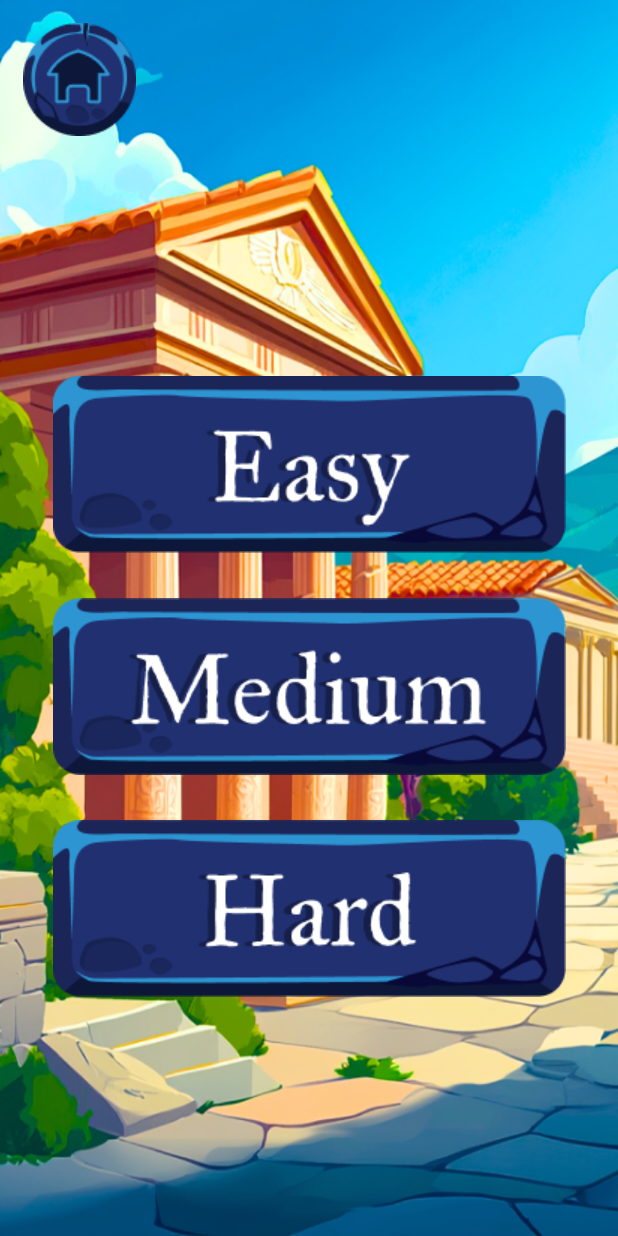
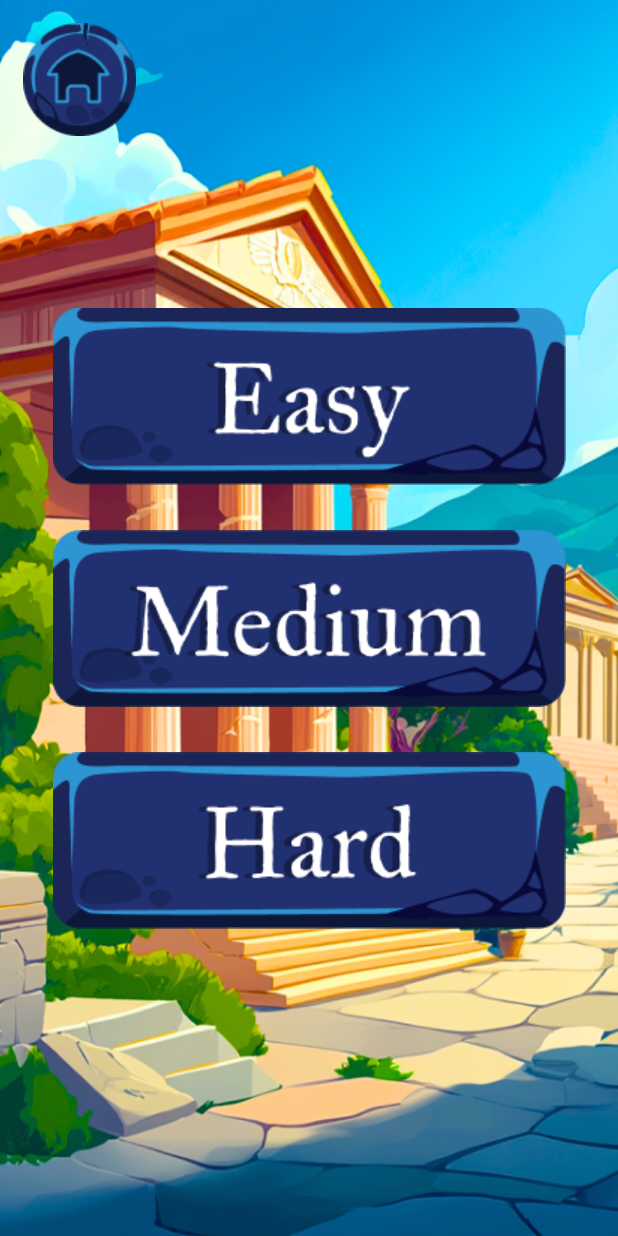
Before and after one commit to V-34-10/God-power, an Android app: the layout activity_level.xml on its own in the app's theme, with its tools: preview values and no code run, on a phone screen of 412 x 824 dp. Run offline under Robolectric (Android 15) with nearby library versions, the phone set to English and light mode, and no system bars; Roboto replaces fonts that are not available here.

Commit message:
UI LevelsActivity: fix size block levels

```diff
--- a/app/src/main/res/layout/activity_level.xml
+++ b/app/src/main/res/layout/activity_level.xml
@@ -28,7 +28,7 @@
         app:layout_constraintBottom_toBottomOf="parent"
         app:layout_constraintEnd_toEndOf="parent"
         app:layout_constraintStart_toStartOf="parent"
-        app:layout_constraintTop_toBottomOf="@+id/btn_home">
+        app:layout_constraintTop_toTopOf="parent">
 
         <ImageView
             android:id="@+id/button_level_easy"
```
